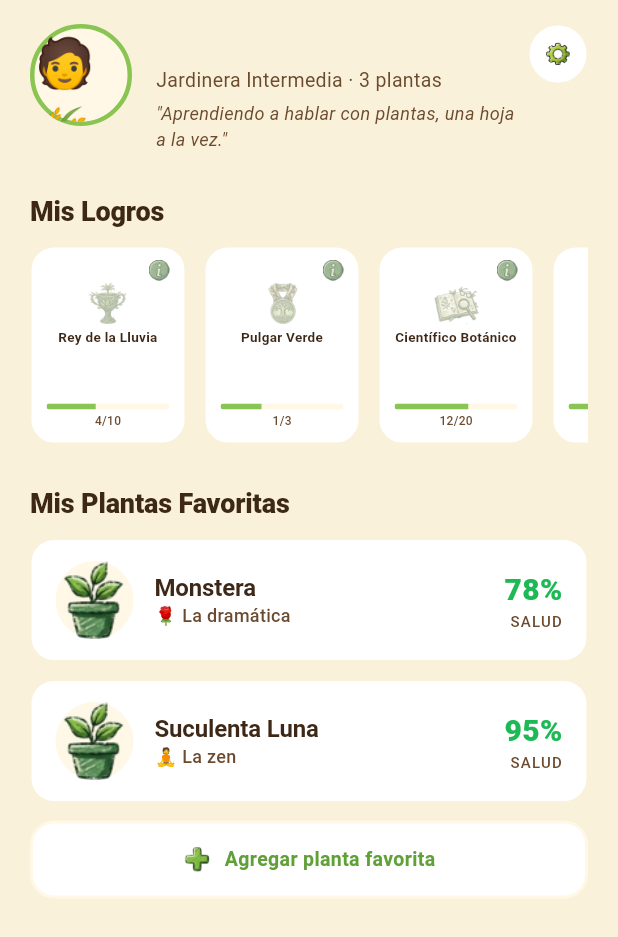
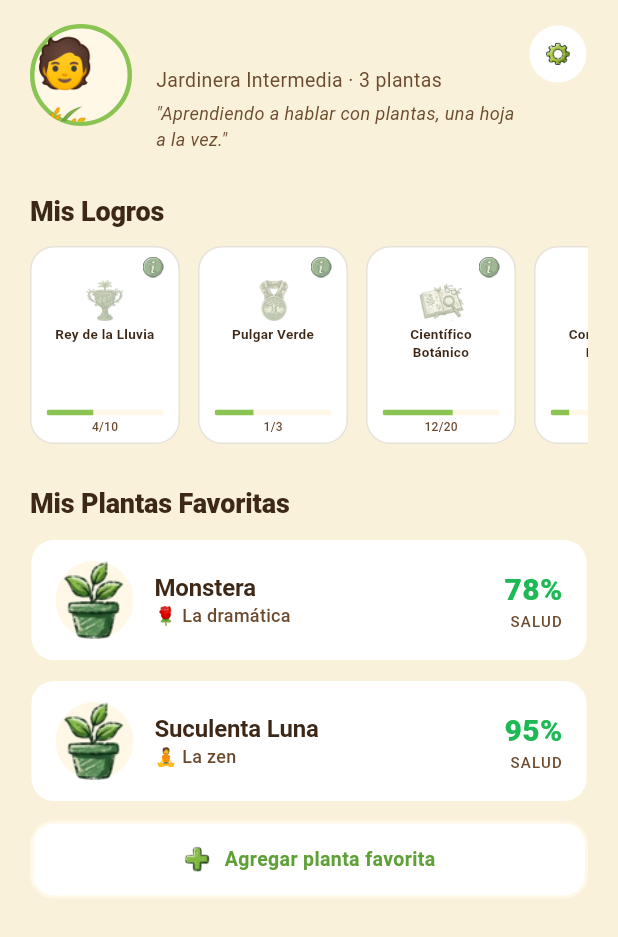
Before and after one commit to WhiteRabbitCoder/FrontendGossipGarden, a Flutter app: the ProfileSettingsScreen screen opened directly, on a phone screen of 412 x 824 dp. Shown: the top 937 px of the screen. Run offline on Flutter 3.47's test engine with Material 3 defaults, Android fonts, the phone set to English and light mode, and no system bars; our stand-ins replace cloud_firestore, firebase_auth, firebase_core, flutter_riverpod, font_awesome_flutter, google_sign_in and 1 more; accounts and stored records are empty.

Commit message:
fix(profile): reducir padding vertical en _AchievementCard para evitar overflow de 12px
Co-Authored-By: Claude Sonnet 4.6 <noreply@anthropic.com>

```diff
--- a/src/lib/features/plants/presentation/screens/profile_settings_screen.dart
+++ b/src/lib/features/plants/presentation/screens/profile_settings_screen.dart
@@ -290,15 +290,15 @@ class AchievementCard extends StatelessWidget {
     return GestureDetector(
       onTap: onTap,
       child: Container(
-        width: 104,
-        padding: const EdgeInsets.fromLTRB(10, 8, 10, 10),
+        width: 100,
+        padding: const EdgeInsets.fromLTRB(10, 6, 10, 6),
         decoration: BoxDecoration(
           color: Colors.white,
           borderRadius: BorderRadius.circular(16),
           border: Border.all(
             color: progress.unlocked
                 ? GardenColors.golden.withOpacity(0.5)
-                : GardenColors.creamPaper,
+                : GardenColors.dustLight,
           ),
         ),
         child: Column(
```
